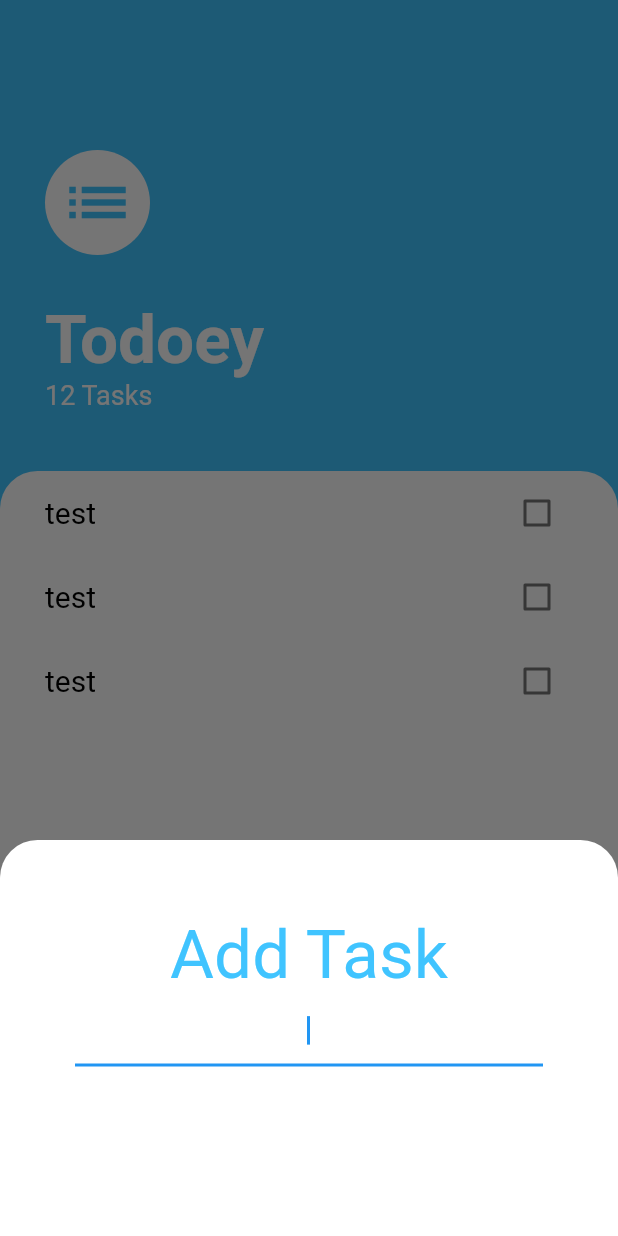
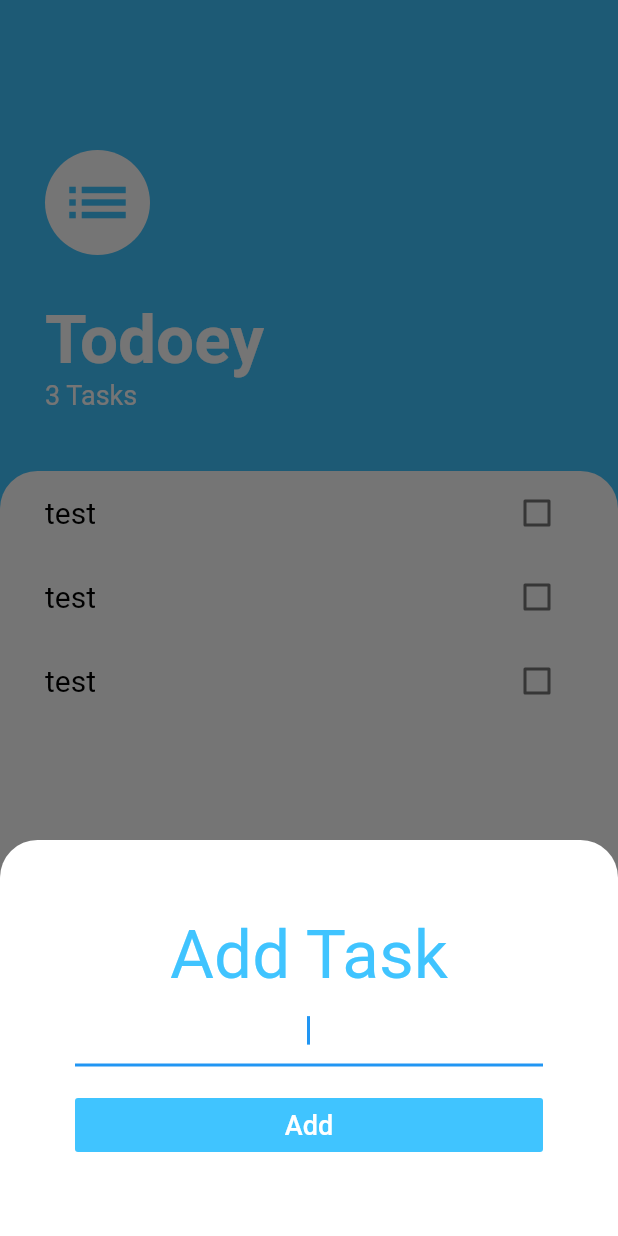
Before and after one commit to AlexToxin/todoey_flutter, a Flutter app: the screen it shows after launch, after a tap on the "add" icon, on a phone screen of 412 x 824 dp. Run offline on Flutter 3.47's test engine with Material 2 defaults, Android fonts, the phone set to English and light mode, and no system bars.

```diff
--- a/lib/components/tasks_list.dart
+++ b/lib/components/tasks_list.dart
@@ -2,17 +2,10 @@ import 'package:flutter/material.dart';
 import 'package:todoeyflutter/components/task_tile.dart';
 import 'package:todoeyflutter/models/task.dart';
 
-class TasksList extends StatefulWidget {
-  @override
-  _TasksListState createState() => _TasksListState();
-}
+class TasksList extends StatelessWidget {
+  final List<Task> tasks;
 
-class _TasksListState extends State<TasksList> {
-  List<Task> tasks = [
-    Task(text: 'test'),
-    Task(text: 'test'),
-    Task(text: 'test'),
-  ];
+  TasksList({@required this.tasks});
 
   @override
   Widget build(BuildContext context) {
--- a/lib/models/task.dart
+++ b/lib/models/task.dart
@@ -1,8 +1,10 @@
+import 'package:flutter/material.dart';
+
 class Task {
   final String text;
   bool isDone;
 
-  Task({this.text, this.isDone = false});
+  Task({@required this.text, this.isDone = false});
 
   void toggleDone() {
     isDone = !isDone;
--- a/lib/screens/tasks_screen.dart
+++ b/lib/screens/tasks_screen.dart
@@ -1,11 +1,23 @@
 import 'package:flutter/cupertino.dart';
 import 'package:flutter/material.dart';
 import 'package:todoeyflutter/components/tasks_list.dart';
+import 'package:todoeyflutter/models/task.dart';
 import 'package:todoeyflutter/screens/add_task_screen.dart';
 import 'package:todoeyflutter/themes/main.dart';
 
-class TasksScreen extends StatelessWidget {
+class TasksScreen extends StatefulWidget {
   static final id = 'tasks_screen';
+
+  @override
+  _TasksScreenState createState() => _TasksScreenState();
+}
+
+class _TasksScreenState extends State<TasksScreen> {
+  List<Task> tasks = [
+    Task(text: 'test'),
+    Task(text: 'test'),
+    Task(text: 'test'),
+  ];
 
   @override
   Widget build(BuildContext context) {
@@ -41,7 +53,7 @@ class TasksScreen extends StatelessWidget {
                   style: MainTheme.kTitleTextStyle,
                 ),
                 Text(
-                  '12 Tasks',
+                  '${tasks.length} Tasks',
                   style: MainTheme.kSubtitleTextStyle,
                 ),
               ],
@@ -63,7 +75,7 @@ class TasksScreen extends StatelessWidget {
                   topLeft: Radius.circular(25),
                 ),
               ),
-              child: TasksList(),
+              child: TasksList(tasks: tasks),
             ),
           )
         ],
@@ -73,7 +85,14 @@ class TasksScreen extends StatelessWidget {
           showModalBottomSheet(
             isScrollControlled: true,
             context: context,
-            builder: (context) => AddTaskScreen(),
+            builder: (context) =>
+                AddTaskScreen(
+                  onClick: (taskText) {
+                    setState(() {
+                      tasks.add(Task(text: taskText));
+                    });
+                  },
+                ),
           );
         },
         backgroundColor: MainTheme.kPrimaryColor,
```
Also changed, not shown: lib/screens/add_task_screen.dart (+13 -2 lines).
